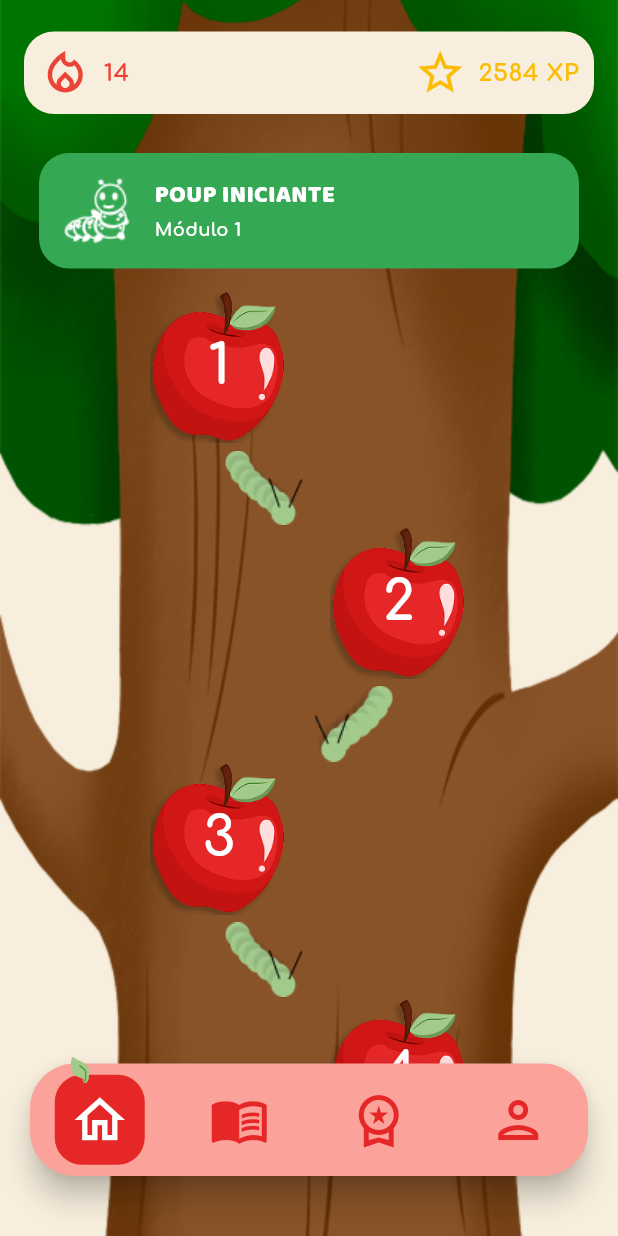
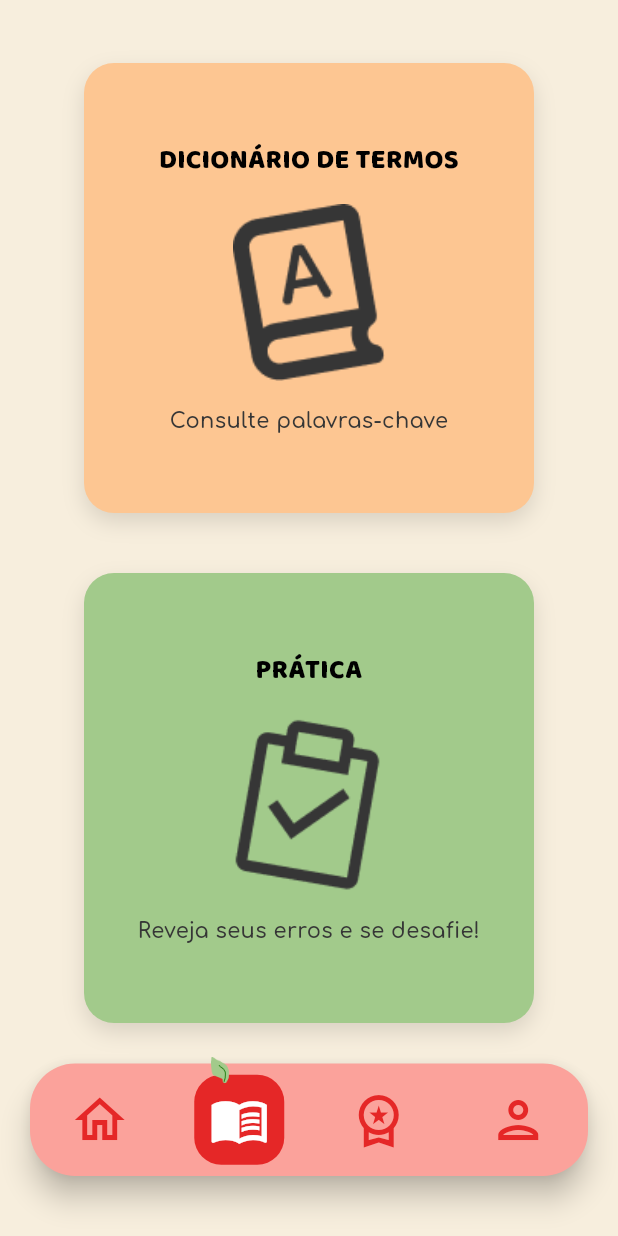
Before and after one commit to Best-of-the-class/Poupas, a Flutter app: the MainLayout screen opened directly, item 2 of the bottom bar chosen, on a phone screen of 412 x 824 dp. Run offline on Flutter 3.47's test engine with Material 3 defaults, Android fonts, the phone set to English and light mode, and no system bars; our stand-ins replace dotted_border, flutter_animate, flutter_bloc, flutter_dotenv, get_it, go_router and 1 more; missing offline and left inert: flutter_quill, window_manager.

Commit message:
✨ feat: adiciona a screen de introdução com botões de atalho para Dicionário e Prática

```diff
--- a/lib/core/features/badges/presentation/pages/badges_page.dart
+++ b/lib/core/features/badges/presentation/pages/badges_page.dart
@@ -98,7 +98,7 @@ class BadgesContent extends StatelessWidget {
               textAlign: TextAlign.center,
               style: AppTextStyles.title.copyWith(
                 fontSize: 20,
-                color: AppColors.textDark,
+                color: AppColors.title,
               ),
             ),
 
--- a/lib/core/features/edit_profile/presentation/pages/edit_profile_page.dart
+++ b/lib/core/features/edit_profile/presentation/pages/edit_profile_page.dart
@@ -107,7 +107,7 @@ Cadastre-se com uma nova conta quando se sentir pronto para voltar.''',
         title: const Text(
           'Editar Perfil',
           style: TextStyle(
-            color: Color(0xFF363636),
+            color: AppColors.title,
             fontWeight: FontWeight.bold,
             fontSize: 18,
           ),
--- /dev/null
+++ b/lib/core/features/practice/presentation/pages/practice_intro_page.dart
@@ -0,0 +1,67 @@
+import 'package:flutter/material.dart';
+import 'package:pomo/core/layouts/main_layout.dart';
+import 'package:pomo/core/theme/app_colors.dart';
+import 'package:pomo/core/widgets/shortcut_card.dart';
+
+class PracticeIntroPage extends StatelessWidget {
+  const PracticeIntroPage({super.key});
+
+  @override
+  Widget build(BuildContext context) {
+    return const MainLayout(
+      child: PracticeIntroContent(),
+    );
+  }
+}
+
+class PracticeIntroContent extends StatelessWidget {
+  const PracticeIntroContent({super.key});
+
+  @override
+  Widget build(BuildContext context) {
+    return SafeArea(
+      child: Center(
+        child: SingleChildScrollView(
+          child: Padding(
+            padding: const EdgeInsets.only(
+              left: 16,
+              right: 16,
+              top: 20,
+              bottom: 120,
+            ),
+            child: Column(
+              mainAxisAlignment: MainAxisAlignment.center,
+              children: [
+                // BOTÃO DICIONÁRIO
+                ShortcutCard(
+                  titulo: "Dicionário de Termos",
+                  descricao: "Consulte palavras-chave",
+                  imagePath:
+                      "lib/core/assets/icons/icon-btn-dicionario.png",
+                  backgroundColor: AppColors.shortcutDictionary,
+                  onTap: () {
+                    // TODO: navegar para dicionário
+                  },
+                ),
+
+                const SizedBox(height: 40),
+
+                // BOTÃO PRÁTICA
+                ShortcutCard(
+                  titulo: "Prática",
+                  descricao: "Reveja seus erros e se desafie!",
+                  imagePath:
+                      "lib/core/assets/icons/icon-btn-pratica.png",
+                  backgroundColor: AppColors.shortcutPractice,
+                  onTap: () {
+                    // TODO: navegar para prática
+                  },
+                ),
+              ],
+            ),
+          ),
+        ),
+      ),
+    );
+  }
+}
--- a/lib/core/layouts/main_layout.dart
+++ b/lib/core/layouts/main_layout.dart
@@ -14,7 +14,7 @@ class MainLayout extends StatelessWidget {
 
   int _getIndex(String location) {
     if (location.startsWith('/home')) return 0;
-    if (location.startsWith('/book')) return 1;
+    if (location.startsWith('/practice-intro')) return 1;
     if (location.startsWith('/badges')) return 2;
     if (location.startsWith('/profile')) return 3;
     return 0;
--- a/lib/core/network/adapters/routes_adapter.dart
+++ b/lib/core/network/adapters/routes_adapter.dart
@@ -17,6 +17,7 @@ import '../../features/forgot_password/presentation/pages/forgot_password_confir
 import '../../features/entry/presentation/pages/welcome_page.dart';
 import '../../features/lesson/presentation/pages/lesson_page.dart';
 import '../../features/badges/presentation/pages/badges_page.dart';
+import '../../features/practice/presentation/pages/practice_intro_page.dart';
 import '../../features/entry/presentation/pages/LoadingInitialPage.dart';
 import '../../features/admin/presentation/pages/admin_activities_page.dart';
 import '../../features/admin/presentation/pages/admin_theory_page.dart';
@@ -40,6 +41,7 @@ class RoutesAdapter {
   static const String profile = 'profile';
   static const String lesson = 'lesson';
   static const String badges = 'badges';
+  static const String practiceIntro = 'practice-intro';
   static const String adminActivities = 'adminActivities';
   static const String adminTheory = 'adminTheory';
   static const String adminQuestions = 'adminQuestions';
@@ -129,6 +131,11 @@ class RoutesAdapter {
           builder: (context, state) => const BadgesPage(),
         ),
         GoRoute(
+          name: practiceIntro,
+          path: '/practice-intro',
+          builder: (context, state) => const PracticeIntroPage(),
+        ),
+        GoRoute(
           name: load,
           path: '/loading',
           builder: (context, state) => const LoadingPage(),
--- a/lib/core/theme/app_colors.dart
+++ b/lib/core/theme/app_colors.dart
@@ -61,4 +61,7 @@ class AppColors {
   static const Color badgeGreen = Color(0xFFA2CA8B);
   static const Color badgeRed = Color(0xFFFBA29B);
   static const Color badgeYellow = Color(0xFFFBD564);
+
+  static const Color shortcutDictionary = Color(0xFFFDC692);
+  static const Color shortcutPractice = Color(0xFFA2CA8B);
 }
--- a/lib/core/widgets/bottom_nav_bar.dart
+++ b/lib/core/widgets/bottom_nav_bar.dart
@@ -14,8 +14,8 @@ class BottomNavBar extends StatelessWidget {
         break;
       case 1:
         context.go(
-          '/home',
-        ); // lembrar de atualizar para a rota correta quando tiver a página de pratica
+          '/practice-intro',
+        );
         break;
       case 2:
         context.go(
--- /dev/null
+++ b/lib/core/widgets/shortcut_card.dart
@@ -0,0 +1,82 @@
+import 'package:flutter/material.dart';
+import 'package:pomo/core/theme/app_colors.dart';
+import 'package:pomo/core/theme/app_text_styles.dart';
+
+class ShortcutCard extends StatelessWidget {
+  final String titulo;
+  final String descricao;
+  final String imagePath;
+  final Color backgroundColor;
+  final VoidCallback? onTap;
+
+  const ShortcutCard({
+    super.key,
+    required this.titulo,
+    required this.descricao,
+    required this.imagePath,
+    required this.backgroundColor,
+    this.onTap,
+  });
+
+  @override
+  Widget build(BuildContext context) {
+    return GestureDetector(
+      onTap: onTap,
+      child: Container(
+        width: 300,
+        height: 300,
+        decoration: BoxDecoration(
+          color: backgroundColor,
+          borderRadius: BorderRadius.circular(20),
+
+          boxShadow: [
+            BoxShadow(
+              color: Colors.black.withOpacity(0.12),
+              blurRadius: 12,
+              offset: const Offset(0, 6),
+            ),
+          ],
+        ),
+        child: Padding(
+          padding: const EdgeInsets.symmetric(horizontal: 16, vertical: 20),
+          child: Column(
+            mainAxisAlignment: MainAxisAlignment.center,
+            children: [
+              // título
+              Text(
+                titulo.toUpperCase(),
+                textAlign: TextAlign.center,
+                style: AppTextStyles.title.copyWith(
+                  fontSize: 18,
+                  color: AppColors.title,
+                ),
+              ),
+
+              const SizedBox(height: 16),
+
+              SizedBox(
+                width: 118,
+                height: 118,
+                child: Image.asset(
+                  imagePath,
+                  fit: BoxFit.contain,
+                ),
+              ),
+
+              const SizedBox(height: 16),
+
+              Text(
+                descricao,
+                textAlign: TextAlign.center,
+                style: AppTextStyles.body.copyWith(
+                  fontSize: 14,
+                  color: AppColors.textDark,
+                ),
+              ),
+            ],
+          ),
+        ),
+      ),
+    );
+  }
+}
--- a/pubspec.yaml
+++ b/pubspec.yaml
@@ -94,6 +94,8 @@ flutter:
     - lib/core/assets/icons/icon-licao-prova.png
     - lib/core/assets/icons/icon-iniciar-prova-final.png
     - lib/core/assets/icons/icon-poup-circle.png
+    - lib/core/assets/icons/icon-btn-dicionario.png
+    - lib/core/assets/icons/icon-btn-pratica.png
     - lib/core/assets/images/poup-happy.png
     - lib/core/assets/images/maca-check.png
     - lib/core/assets/images/maca-sad.png
```
Also changed, not shown: lib/core/assets/icons/icon-btn-dicionario.png (added), lib/core/assets/icons/icon-btn-pratica.png (added).
